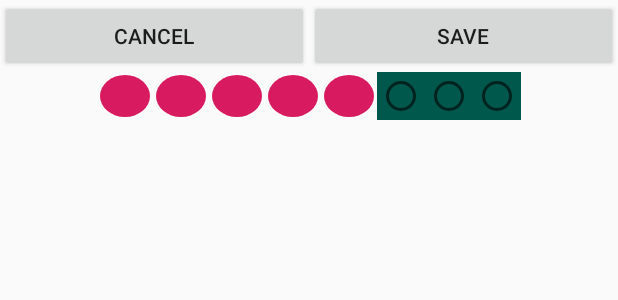
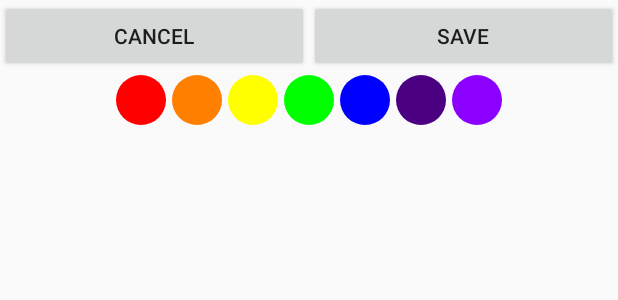
Before and after one commit to Scravlon/draw_filter, an Android app: the layout activity_drwaing.xml on its own in the app's theme, with its tools: preview values and no code run, on a phone screen of 412 x 824 dp. Shown: the top 300 px of the screen. Run offline under Robolectric (Android 15) with nearby library versions, the phone set to English and light mode, and no system bars.

Commit message:
Color updated

```diff
--- a/app/src/main/java/com/scravlon/mobilevision1/drawView.java
+++ b/app/src/main/java/com/scravlon/mobilevision1/drawView.java
@@ -9,6 +9,7 @@ import android.graphics.Point;
 import android.util.AttributeSet;
 import android.view.MotionEvent;
 import android.view.View;
+import android.widget.RadioButton;
 
 import java.util.ArrayList;
 import java.util.List;
@@ -16,7 +17,7 @@ import java.util.List;
 public class drawView extends View {
     private Path path = new Path();
     // setup initial color
-    private final int paintColor = Color.BLACK;
+    private int paintColor = Color.BLACK;
     // defines paint and canvas
     private Paint drawPaint;
     // Store circles to draw each time the user touches down
@@ -30,12 +31,22 @@ public class drawView extends View {
         circlePoints = new ArrayList<Point>();
     }
 
+    /**
+     * Update color of the paint
+     * @param c Color to be used
+     */
+    public void updateColor(int c){
+        drawPaint.setColor(c);
+    }
+
+    /**
+     * Setup the paint brush
+     */
     private void setupPaint() {
         drawPaint = new Paint();
         drawPaint.setColor(paintColor);
         drawPaint.setAntiAlias(true);
         drawPaint.setStrokeWidth(5);
-        drawPaint.setStyle(Paint.Style.STROKE);
         drawPaint.setStrokeJoin(Paint.Join.ROUND);
         drawPaint.setStrokeCap(Paint.Cap.ROUND);
         drawPaint.setStyle(Paint.Style.FILL); // change to fill
--- a/app/src/main/java/com/scravlon/mobilevision1/drwaingActivity.java
+++ b/app/src/main/java/com/scravlon/mobilevision1/drwaingActivity.java
@@ -6,10 +6,13 @@ import android.content.Intent;
 import android.content.SharedPreferences;
 import android.graphics.Bitmap;
 import android.graphics.Canvas;
+import android.graphics.Color;
 import android.os.Bundle;
 import android.util.Base64;
 import android.view.View;
 import android.widget.Button;
+import android.widget.CompoundButton;
+import android.widget.RadioButton;
 
 import com.google.gson.Gson;
 import com.google.gson.reflect.TypeToken;
@@ -57,6 +60,50 @@ public class drwaingActivity extends AppCompatActivity {
                 finish();
             }
         });
+
+        RadioButton radioRed = findViewById(R.id.radiored);
+        RadioButton radioorange = findViewById(R.id.radioorange);
+        RadioButton radioyellow = findViewById(R.id.radioyellow);
+        RadioButton radiogreen = findViewById(R.id.radiogreen);
+        RadioButton radioblue = findViewById(R.id.radioblue);
+        RadioButton radioindigo = findViewById(R.id.radioindigo);
+        RadioButton radioviolet = findViewById(R.id.radioviolet);
+        radioRed.setOnClickListener(new View.OnClickListener() {
+            @Override
+            public void onClick(View view) {
+                drawView.updateColor(Color.RED);
+            }
+        });radioorange.setOnClickListener(new View.OnClickListener() {
+            @Override
+            public void onClick(View view) {
+                drawView.updateColor(Color.rgb(255,127,0));
+            }
+        });radioyellow.setOnClickListener(new View.OnClickListener() {
+            @Override
+            public void onClick(View view) {
+                drawView.updateColor(Color.rgb(255,255,0));
+            }
+        });radiogreen.setOnClickListener(new View.OnClickListener() {
+            @Override
+            public void onClick(View view) {
+                drawView.updateColor(Color.rgb(0,255,0));
+            }
+        });radioblue.setOnClickListener(new View.OnClickListener() {
+            @Override
+            public void onClick(View view) {
+                drawView.updateColor(Color.rgb(0,0,255));
+            }
+        });radioindigo.setOnClickListener(new View.OnClickListener() {
+            @Override
+            public void onClick(View view) {
+                drawView.updateColor(Color.rgb(39,0,51));
+            }
+        });radioviolet.setOnClickListener(new View.OnClickListener() {
+            @Override
+            public void onClick(View view) {
+                drawView.updateColor(Color.rgb(139,0,255));
+            }
+        });
     }
 
 
@@ -93,6 +140,11 @@ public class drwaingActivity extends AppCompatActivity {
         return gson.fromJson(json, type);
     }
 
+    /**
+     * Load the painting to Bitmap from view
+     * @param v Painting View
+     * @return Bitmap of the painting
+     */
     public static Bitmap loadBitmapFromView(View v) {
         Bitmap b = Bitmap.createBitmap( v.getWidth(), v.getHeight(), Bitmap.Config.ARGB_8888);
         Canvas c = new Canvas(b);
@@ -101,6 +153,11 @@ public class drwaingActivity extends AppCompatActivity {
         return b;
     }
 
+    /**
+     * Encode bitmap to Base64 easy storage
+     * @param image Bitmap to be encoded
+     * @return Base64 string bitmap
+     */
     public static String encodeTobase64(Bitmap image) {
         Bitmap immage = image;
         ByteArrayOutputStream baos = new ByteArrayOutputStream();
--- /dev/null
+++ b/app/src/main/res/drawable/radioblue.xml
@@ -0,0 +1,20 @@
+<?xml version="1.0" encoding="utf-8"?>
+<selector xmlns:android="http://schemas.android.com/apk/res/android">
+
+    <item android:state_checked="true">
+        <shape android:shape="oval">
+            <stroke android:width="2dp" android:color="@android:color/black" />
+            <solid android:color="@color/colorblue" />
+            <corners android:radius="0dp" />
+        </shape>
+
+    </item>
+    <item>
+        <shape android:shape="oval">
+            <stroke android:width="0dp" android:color="@android:color/black" />
+            <solid android:color="@color/colorblue" />
+            <corners android:radius="0dp" />
+        </shape>
+
+    </item>
+</selector>
--- /dev/null
+++ b/app/src/main/res/drawable/radiogreen.xml
@@ -0,0 +1,20 @@
+<?xml version="1.0" encoding="utf-8"?>
+<selector xmlns:android="http://schemas.android.com/apk/res/android">
+
+    <item android:state_checked="true">
+        <shape android:shape="oval">
+            <stroke android:width="2dp" android:color="@android:color/black" />
+            <solid android:color="@color/colorgreen" />
+            <corners android:radius="0dp" />
+        </shape>
+
+    </item>
+    <item>
+        <shape android:shape="oval">
+            <stroke android:width="0dp" android:color="@android:color/black" />
+            <solid android:color="@color/colorgreen" />
+            <corners android:radius="0dp" />
+        </shape>
+
+    </item>
+</selector>
--- /dev/null
+++ b/app/src/main/res/drawable/radioindigo.xml
@@ -0,0 +1,20 @@
+<?xml version="1.0" encoding="utf-8"?>
+<selector xmlns:android="http://schemas.android.com/apk/res/android">
+
+    <item android:state_checked="true">
+        <shape android:shape="oval">
+            <stroke android:width="2dp" android:color="@android:color/black" />
+            <solid android:color="@color/colorindigo" />
+            <corners android:radius="0dp" />
+        </shape>
+
+    </item>
+    <item>
+        <shape android:shape="oval">
+            <stroke android:width="0dp" android:color="@android:color/black" />
+            <solid android:color="@color/colorindigo" />
+            <corners android:radius="0dp" />
+        </shape>
+
+    </item>
+</selector>
--- /dev/null
+++ b/app/src/main/res/drawable/radioorange.xml
@@ -0,0 +1,20 @@
+<?xml version="1.0" encoding="utf-8"?>
+<selector xmlns:android="http://schemas.android.com/apk/res/android">
+
+    <item android:state_checked="true">
+        <shape android:shape="oval">
+            <stroke android:width="2dp" android:color="@android:color/black" />
+            <solid android:color="@color/colororange" />
+            <corners android:radius="0dp" />
+        </shape>
+
+    </item>
+    <item>
+        <shape android:shape="oval">
+            <stroke android:width="0dp" android:color="@android:color/black" />
+            <solid android:color="@color/colororange" />
+            <corners android:radius="0dp" />
+        </shape>
+
+    </item>
+</selector>
--- a/app/src/main/res/drawable/cb.xml
+++ b/app/src/main/res/drawable/radiored.xml
@@ -3,8 +3,8 @@
 
     <item android:state_checked="true">
         <shape android:shape="oval">
-            <stroke android:width="1dp" android:color="@android:color/black" />
-            <solid android:color="@color/colorAccent" />
+            <stroke android:width="2dp" android:color="@android:color/black" />
+            <solid android:color="@color/colorred" />
             <corners android:radius="0dp" />
         </shape>
 
@@ -12,7 +12,7 @@
     <item>
         <shape android:shape="oval">
             <stroke android:width="0dp" android:color="@android:color/black" />
-            <solid android:color="@color/colorAccent" />
+            <solid android:color="@color/colorred" />
             <corners android:radius="0dp" />
         </shape>
 
--- /dev/null
+++ b/app/src/main/res/drawable/radioviolet.xml
@@ -0,0 +1,20 @@
+<?xml version="1.0" encoding="utf-8"?>
+<selector xmlns:android="http://schemas.android.com/apk/res/android">
+
+    <item android:state_checked="true">
+        <shape android:shape="oval">
+            <stroke android:width="2dp" android:color="@android:color/black" />
+            <solid android:color="@color/colorviolet" />
+            <corners android:radius="0dp" />
+        </shape>
+
+    </item>
+    <item>
+        <shape android:shape="oval">
+            <stroke android:width="0dp" android:color="@android:color/black" />
+            <solid android:color="@color/colorviolet" />
+            <corners android:radius="0dp" />
+        </shape>
+
+    </item>
+</selector>
--- /dev/null
+++ b/app/src/main/res/drawable/radioyellow.xml
@@ -0,0 +1,20 @@
+<?xml version="1.0" encoding="utf-8"?>
+<selector xmlns:android="http://schemas.android.com/apk/res/android">
+
+    <item android:state_checked="true">
+        <shape android:shape="oval">
+            <stroke android:width="2dp" android:color="@android:color/black" />
+            <solid android:color="@color/coloryellow" />
+            <corners android:radius="0dp" />
+        </shape>
+
+    </item>
+    <item>
+        <shape android:shape="oval">
+            <stroke android:width="0dp" android:color="@android:color/black" />
+            <solid android:color="@color/coloryellow" />
+            <corners android:radius="0dp" />
+        </shape>
+
+    </item>
+</selector>
--- a/app/src/main/res/layout/activity_drwaing.xml
+++ b/app/src/main/res/layout/activity_drwaing.xml
@@ -30,7 +30,7 @@
 
     <LinearLayout
         android:layout_width="match_parent"
-        android:layout_height="wrap_content"
+        android:layout_height="37dp"
         android:layout_gravity="center"
         android:gravity="center"
         android:orientation="horizontal">
@@ -42,69 +42,72 @@
             android:orientation="horizontal">
 
             <RadioButton
-                android:id="@+id/radio_pirates"
+                android:id="@+id/radiored"
                 android:layout_width="wrap_content"
                 android:layout_height="match_parent"
                 android:layout_margin="2dp"
-                android:background="@drawable/cb"
+                android:background="@drawable/radiored"
                 android:button="@null"
                 android:text="          " />
 
             <RadioButton
-                android:id="@+id/radio_pirates4"
+                android:id="@+id/radioorange"
                 android:layout_width="wrap_content"
                 android:layout_height="match_parent"
                 android:layout_margin="2dp"
                 android:layout_weight="1"
-                android:background="@drawable/cb"
+                android:background="@drawable/radioorange"
                 android:button="@null"
                 android:text="          " />
 
             <RadioButton
-                android:id="@+id/radio_pirates5"
+                android:id="@+id/radioyellow"
                 android:layout_width="wrap_content"
                 android:layout_height="match_parent"
                 android:layout_margin="2dp"
                 android:layout_weight="1"
-                android:background="@drawable/cb"
+                android:background="@drawable/radioyellow"
                 android:button="@null"
                 android:text="          " />
 
             <RadioButton
-                android:id="@+id/radio_pirates6"
+                android:id="@+id/radiogreen"
                 android:layout_width="wrap_content"
                 android:layout_height="match_parent"
                 android:layout_margin="2dp"
                 android:layout_weight="1"
-                android:background="@drawable/cb"
+                android:background="@drawable/radiogreen"
                 android:button="@null"
                 android:text="          " />
 
             <RadioButton
-                android:id="@+id/radio_pirates7"
+                android:id="@+id/radioblue"
                 android:layout_width="wrap_content"
                 android:layout_height="match_parent"
                 android:layout_margin="2dp"
                 android:layout_weight="1"
-                android:background="@drawable/cb"
+                android:background="@drawable/radioblue"
                 android:button="@null"
                 android:text="          " />
 
             <RadioButton
-                android:id="@+id/radio_pirates1"
+                android:id="@+id/radioindigo"
                 android:layout_width="wrap_content"
-                android:layout_height="wrap_content"
-                android:background="@color/colorPrimaryDark" />
+                android:layout_height="match_parent"
+                android:layout_margin="2dp"
+                android:layout_weight="1"
+                android:background="@drawable/radioindigo"
+                android:button="@null"
+                android:text="          " />
             <RadioButton
-                android:id="@+id/radio_pirates2"
-                android:layout_width="wrap_content"
-                android:layout_height="wrap_content"
-                android:background="@color/colorPrimaryDark" />
-            <RadioButton
-                android:id="@+id/radio_pirates3"
-                android:layout_width="wrap_content"
-                android:layout_height="wrap_content"
-                android:background="@color/colorPrimaryDark" />
+            android:id="@+id/radioviolet"
+            android:layout_width="wrap_content"
+            android:layout_height="match_parent"
+            android:layout_margin="2dp"
+            android:layout_weight="1"
+            android:background="@drawable/radioviolet"
+            android:button="@null"
+            android:text="          " />
 
         </RadioGroup>
     </LinearLayout>
--- a/app/src/main/res/values/colors.xml
+++ b/app/src/main/res/values/colors.xml
@@ -4,5 +4,13 @@
     <color name="colorPrimaryDark">#00574B</color>
     <color name="colorAccent">#D81B60</color>
     <color name="colorDef">#FAFAFA</color>
+    <color name="colorred">#FF0000</color>
+    <color name="colororange">#FF7F00</color>
+    <color name="coloryellow">#FFFF00</color>
+    <color name="colorgreen">#00FF00</color>
+    <color name="colorblue">#0000FF</color>
+    <color name="colorindigo">#4B0082</color>
+    <color name="colorviolet">#8B00FF</color>
+
 
 </resources>
```
Also changed, not shown: app/src/main/java/com/scravlon/mobilevision1/MainActivity.java (+15 -9 lines).
